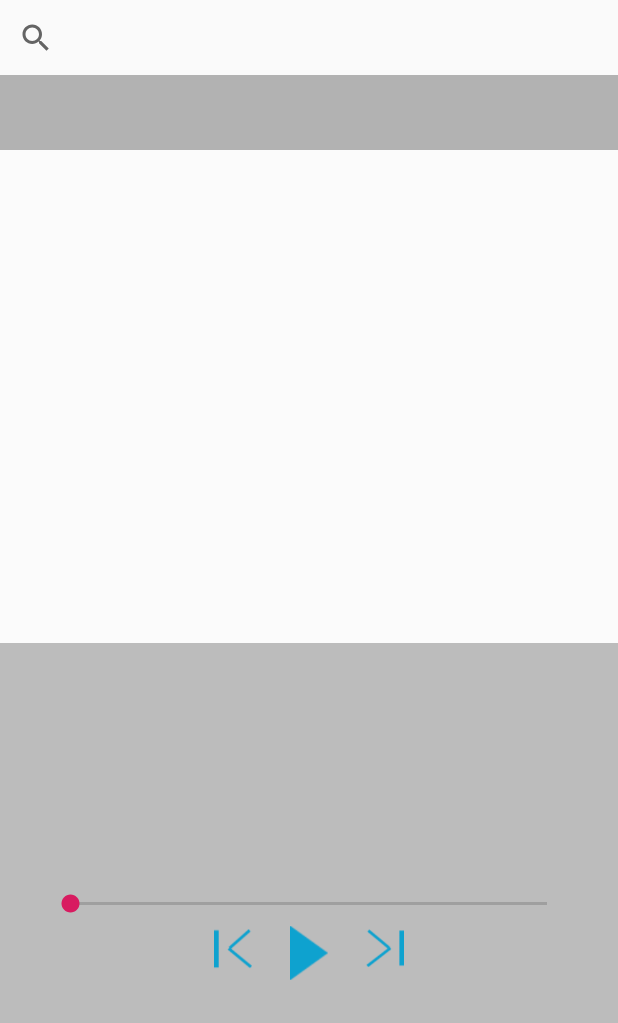
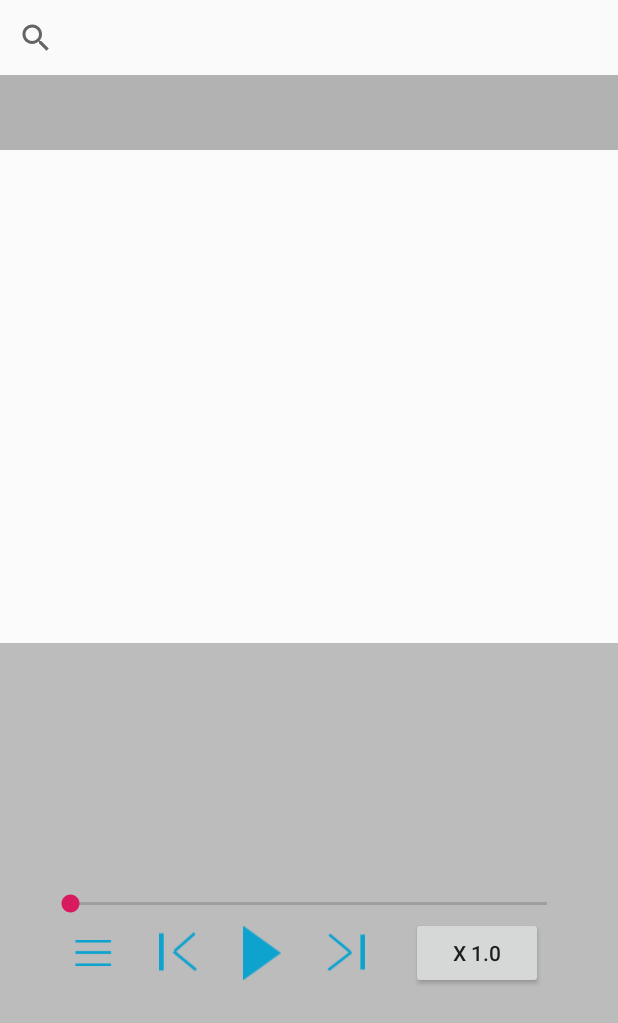
Before and after one commit to beer-one/Visible-Voice, an Android app: the MainActivity screen opened directly, with no data from a screen before it, on a phone screen of 412 x 824 dp. Shown: the top 1023 px of the screen. Run offline under Robolectric (Android 15) with nearby library versions, the phone set to English and light mode, and no system bars.

Commit message:
main activity 에서 file upload activity로 가는 인텐트 추가및 배속버튼 추가

```diff
--- a/VisibleVoice/app/src/main/java/com/example/visiblevoice/MainActivity.java
+++ b/VisibleVoice/app/src/main/java/com/example/visiblevoice/MainActivity.java
@@ -1,13 +1,36 @@
 package com.example.visiblevoice;
 
+import android.content.Intent;
 import android.support.v7.app.AppCompatActivity;
 import android.os.Bundle;
+import android.view.View;
+import android.widget.ImageButton;
+import android.widget.ImageView;
 
-public class MainActivity extends AppCompatActivity {
+public class MainActivity extends AppCompatActivity implements View.OnClickListener{
+
+    ImageView fileMenuBtn;
+    Intent intent;
 
     @Override
     protected void onCreate(Bundle savedInstanceState) {
         super.onCreate(savedInstanceState);
         setContentView(R.layout.activity_main);
+
+        fileMenuBtn = findViewById(R.id.file_menu);
+
+        fileMenuBtn.setOnClickListener(this);
+    }
+
+    @Override
+    public void onClick(View v) {
+
+        switch (v.getId()) {
+            case R.id.file_menu :
+                intent = new Intent(MainActivity.this, FileUploadActivity.class);
+                startActivity(intent);
+                break;
+
+        }
     }
 }
--- a/VisibleVoice/app/src/main/res/layout/activity_main.xml
+++ b/VisibleVoice/app/src/main/res/layout/activity_main.xml
@@ -65,17 +65,30 @@
             android:orientation="horizontal">
 
             <ImageView
+                android:id="@+id/file_menu"
+                android:layout_width="25dp"
+                android:layout_height="wrap_content"
+                android:src="@drawable/file_menu"
+                android:layout_gravity="center"
+                android:layout_marginRight="15dp" />
+
+
+
+            <ImageView
                 android:id="@+id/pre"
                 android:layout_width="25dp"
                 android:layout_height="wrap_content"
                 android:src="@drawable/previous"
-                android:layout_marginRight="10dp" />
+                android:layout_gravity="center"
+                android:layout_marginRight="15dp"
+                android:layout_marginLeft="15dp"/>
 
             <ImageView
                 android:id="@+id/play"
                 android:layout_width="25dp"
                 android:layout_height="wrap_content"
                 android:src="@drawable/play"
+                android:layout_gravity="center"
                 android:layout_marginLeft="15dp"
                 android:layout_marginRight="15dp"/>
 
@@ -85,7 +98,17 @@
                 android:layout_width="25dp"
                 android:layout_height="wrap_content"
                 android:src="@drawable/next"
-                android:layout_marginLeft="10dp"/>
+                android:layout_gravity="center"
+                android:layout_marginLeft="15dp"
+                android:layout_marginRight="15dp"/>
+
+            <Button
+                android:id="@+id/speedBtn"
+                android:layout_width="wrap_content"
+                android:layout_height="wrap_content"
+                android:layout_gravity="center"
+                android:layout_marginLeft="15dp"
+                android:text="x 1.0" />
 
         </LinearLayout>
 
```
Also changed, not shown: VisibleVoice/app/src/main/res/drawable/file_menu.png (added), 1 other file.
